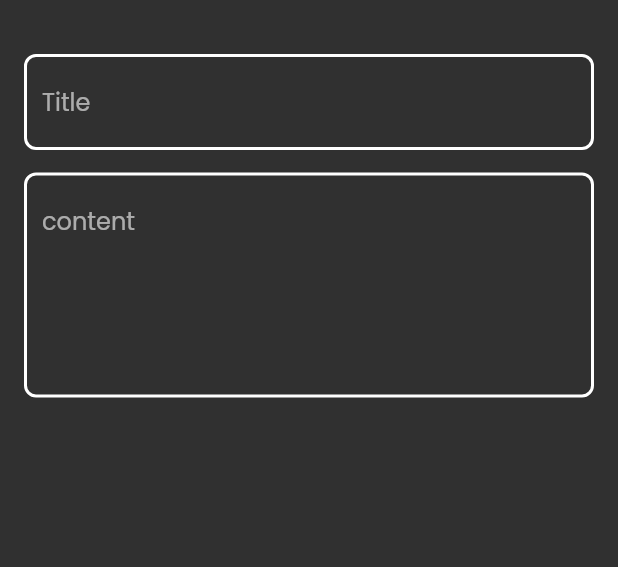
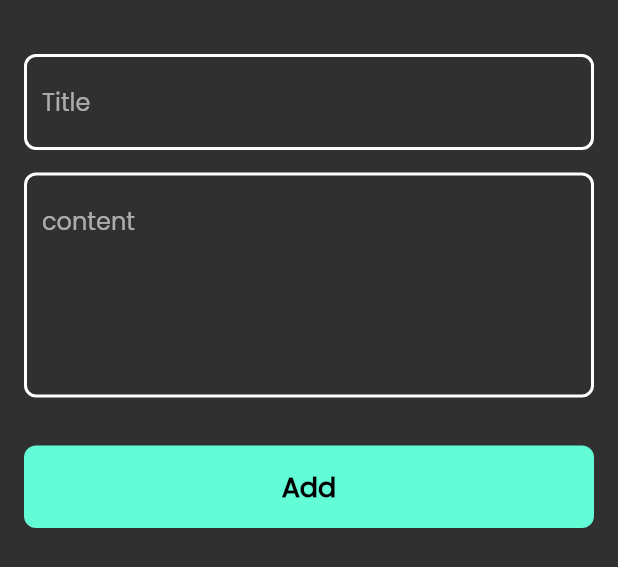
Before and after one commit to Louay-Sallakho/notes_app, a Flutter app: the AddNoteBottomSheet widget shown alone on an empty page, opened directly, on a phone screen of 412 x 824 dp. Shown: the top 567 px of the screen. Run offline on Flutter 3.47's test engine with Material 2 defaults, Android fonts, the phone set to English and light mode, and no system bars; our stand-ins replace font_awesome_flutter.

Commit message:
Added the button to the bottom sheet

```diff
--- a/lib/views/widgets/add_note_bottom_sheet.dart
+++ b/lib/views/widgets/add_note_bottom_sheet.dart
@@ -1,5 +1,8 @@
+import 'package:flutter/foundation.dart';
 import 'package:flutter/material.dart';
+import 'package:notes_app/constants.dart';
 
+import 'custom_button.dart';
 import 'custom_text_field.dart';
 
 class AddNoteBottomSheet extends StatelessWidget {
@@ -9,6 +12,7 @@ class AddNoteBottomSheet extends StatelessWidget {
   Widget build(BuildContext context) {
     return Padding(
       padding: const EdgeInsets.all(16),
+      child: SingleChildScrollView(
         child: Column(
           children: const [
             SizedBox(
@@ -23,8 +27,16 @@ class AddNoteBottomSheet extends StatelessWidget {
             CustomTextField(
               hint: "content",
               maxLines: 5,
+            ),
+            SizedBox(
+              height: 32,
+            ),
+            CustomButton(),
+            SizedBox(
+              height: 16,
             )
           ],
+        ),
       ),
     );
   }
--- /dev/null
+++ b/lib/views/widgets/custom_button.dart
@@ -0,0 +1,28 @@
+
+
+import 'package:flutter/material.dart';
+
+import '../../constants.dart';
+
+class CustomButton extends StatelessWidget {
+  const CustomButton({super.key});
+
+  @override
+  Widget build(BuildContext context) {
+    return Container(
+      height: 55,
+      width: MediaQuery.of(context).size.width,
+      decoration: BoxDecoration(
+        color: kPrimaryColor,
+        borderRadius: BorderRadius.circular(8),
+      ),
+      child: Center(
+        child: Text(
+          "Add",
+          style: TextStyle(
+              color: Colors.black, fontWeight: FontWeight.bold, fontSize: 18),
+        ),
+      ),
+    );
+  }
+}
```
Lines whose indentation alone changed are shown as unchanged.
